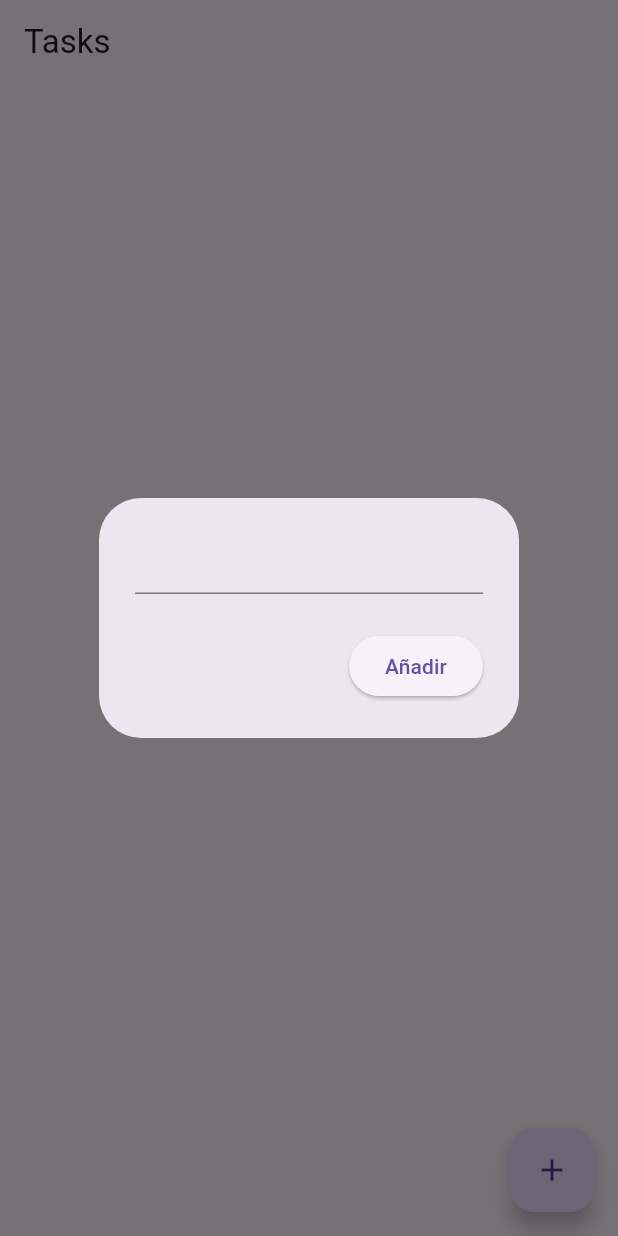
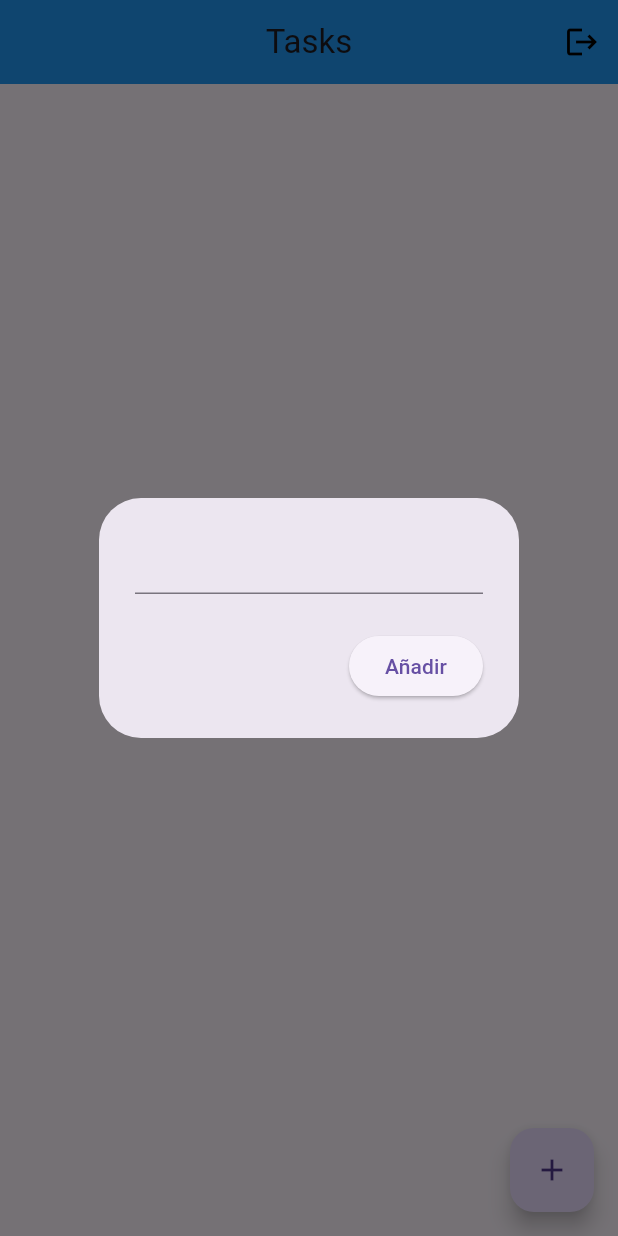
Before and after one commit to RaulCoding/proyecto_final_dam, a Flutter app: the screen it shows once a user with an empty profile is signed in, after a tap on the "add" icon, on a phone screen of 412 x 824 dp. Run offline on Flutter 3.47's test engine with Material 3 defaults, Android fonts, the light colour scheme and no system bars; our stand-ins replace cloud_firestore, firebase_auth, firebase_core, flutter_slidable, google_fonts; accounts and stored records are empty.

Commit message:
seguimos vivos

```diff
--- a/lib/screens/home_screen.dart
+++ b/lib/screens/home_screen.dart
@@ -1,4 +1,5 @@
 import 'package:cloud_firestore/cloud_firestore.dart';
+import 'package:firebase_auth/firebase_auth.dart';
 import 'package:flutter/material.dart';
 
 import 'package:proyecto_final_dam/utils/firestore.dart';
@@ -58,7 +59,22 @@ class _HomeScreenState extends State<HomeScreen> {
   @override
   Widget build(BuildContext context) {
     return Scaffold(
-      appBar: AppBar(title: const Text("Tasks")),
+      appBar: AppBar(
+        title: const Text("Tasks"),
+        centerTitle: true,
+        backgroundColor: Colors.blue,
+        actions: <Widget>[
+          IconButton(
+            icon: const Icon(
+              Icons.logout,
+              color: Colors.black,
+            ),
+            onPressed: () {
+              FirebaseAuth.instance.signOut();
+            },
+          ),
+        ],
+      ),
       floatingActionButton: FloatingActionButton(
         onPressed: openTaskBox,
         child: const Icon(Icons.add),
```
